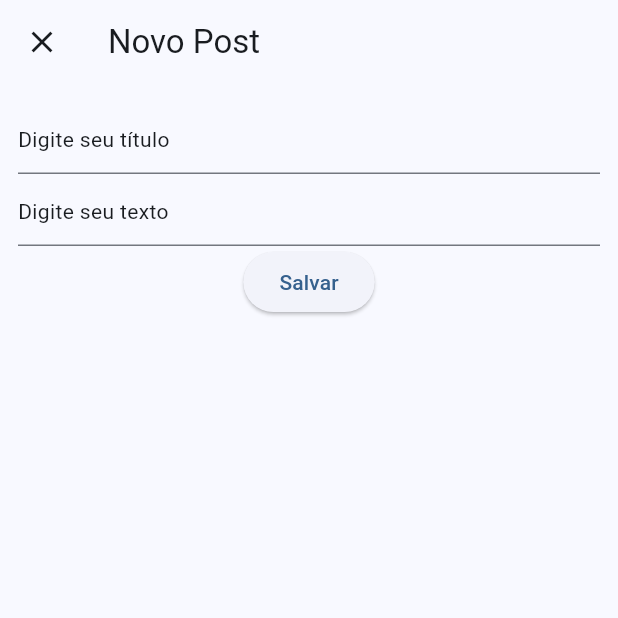
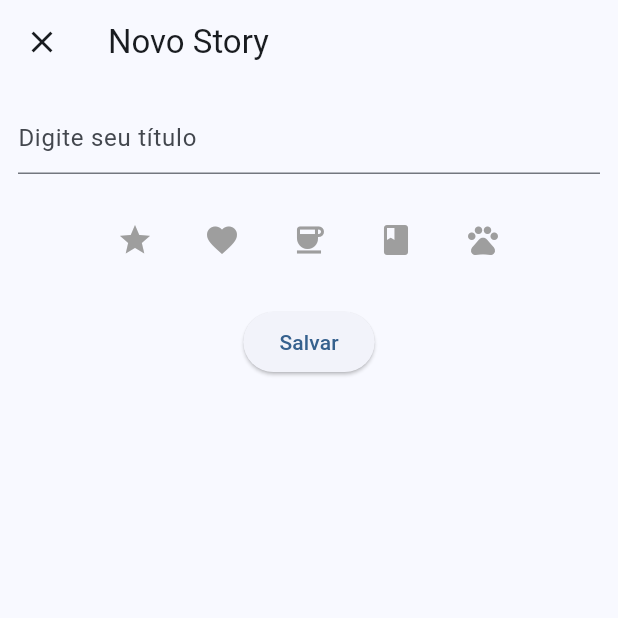
Before and after one commit to Thiago-Aksenen/Flutter-Monorepo, a Flutter app: the screen it shows after launch, after a tap on the "add" icon, on a phone screen of 412 x 824 dp, the top half of it. Run offline on Flutter 3.47's test engine with Material 3 defaults, Android fonts, the phone set to English and light mode, and no system bars; our stand-ins replace flutter_slidable, hive_flutter; accounts and stored records are empty.

```diff
--- a/IFPR/flutter Instagram/instagram_app/lib/components/post_item.dart
+++ b/IFPR/flutter Instagram/instagram_app/lib/components/post_item.dart
@@ -4,8 +4,7 @@ import 'package:instagram_app/views/add_post.dart';
 
 class PostItem extends StatelessWidget {
   final Post post;
-  final VoidCallback
-  onLike; //é uma função que você passa pro PostItem pra ele chamar quando o ícone for clicado.
+  final VoidCallback onLike; //é uma função que você passa pro PostItem pra ele chamar quando o ícone for clicado.
   final Function() deleteItem;
   const PostItem({
     super.key,
--- a/IFPR/flutter Instagram/instagram_app/lib/components/story_item.dart
+++ b/IFPR/flutter Instagram/instagram_app/lib/components/story_item.dart
@@ -1,21 +1,27 @@
 import 'package:flutter/material.dart';
+import 'package:instagram_app/models/story.dart';
 
 class StoryItem extends StatelessWidget {
-  final String text;
-  const StoryItem({super.key, required this.text});
+  final Story story;
+  const StoryItem({super.key, required this.story});
 
   @override
   Widget build(BuildContext context) {
     return Padding(
       padding: const EdgeInsets.all(8.0),
-      child: Container(
-        height: 100,
-        width: 100,
-        decoration: BoxDecoration(
-          color: Theme.of(context).colorScheme.inversePrimary,
-          shape: BoxShape.circle,
-        ),
-        child: Center(child: Text(text, style: TextStyle(fontSize: 20))),
+      child: Column(
+        children: [
+          Container(
+            height: 80,
+            width: 80,
+            decoration: BoxDecoration(
+              color: Theme.of(context).colorScheme.inversePrimary,
+              shape: BoxShape.circle,
+            ),
+            child: Center(child: Icon(story.icon, size: 20)),
+          ),
+          Center(child: Text(story.title)),
+        ],
       ),
     );
   }
--- a/IFPR/flutter Instagram/instagram_app/lib/models/story.dart
+++ b/IFPR/flutter Instagram/instagram_app/lib/models/story.dart
@@ -1,6 +1,8 @@
 import 'package:flutter/material.dart';
 
-class story{
-String titulo;
-Icon
+class Story {
+  String title;
+  IconData icon;
+
+  Story({required this.title, required this.icon});
 }
--- /dev/null
+++ b/IFPR/flutter Instagram/instagram_app/lib/views/add_story.dart
@@ -0,0 +1,116 @@
+import 'package:flutter/material.dart';
+import 'package:instagram_app/models/story.dart';
+
+class AddStory extends StatefulWidget {
+  final Story? story;
+  const AddStory({super.key, this.story});
+
+  @override
+  State<AddStory> createState() => _AddStoryState();
+}
+
+class _AddStoryState extends State<AddStory> {
+  final _formKey = GlobalKey<FormState>();
+  IconData? _selectedIcon;
+  final TextEditingController _titleController = TextEditingController();
+  final List<IconData> _icons = [
+    Icons.star,
+    Icons.favorite,
+    Icons.coffee,
+    Icons.book,
+    Icons.pets,
+  ];
+
+  @override
+  void initState() {
+    super.initState();
+    if (widget.story != null) {
+      _titleController.text = widget.story!.title;
+      _selectedIcon =
+          widget.story!.icon; // Initialize selected icon for editing
+    }
+  }
+
+  @override
+  Widget build(BuildContext context) {
+    return Scaffold(
+      appBar: AppBar(
+        title: widget.story == null
+            ? const Text("Novo Story")
+            : const Text("Editando Story"),
+        leading: IconButton(
+          onPressed: () {
+            Navigator.pop(context);
+          },
+          icon: const Icon(Icons.close),
+        ),
+      ),
+      body: Padding(
+        padding: const EdgeInsets.all(12.0),
+        child: Form(
+          key: _formKey,
+          child: Column(
+            children: [
+              //form para title
+              TextFormField(
+                decoration: const InputDecoration(
+                  hintText: "Digite seu título",
+                ),
+                controller: _titleController,
+                validator: (value) {
+                  if (value == null || value.isEmpty) {
+                    return 'Entre com seu titulo';
+                  }
+                  return null;
+                },
+              ),
+              const SizedBox(height: 20),
+              // ícones disponíveis
+              Wrap(
+                spacing: 10,
+                children: _icons.map((icon) {
+                  return IconButton(
+                    icon: Icon(
+                      icon,
+                      color: _selectedIcon == icon ? Colors.blue : Colors.grey,
+                    ),
+                    onPressed: () {
+                      setState(() {
+                        _selectedIcon = icon;
+                      });
+                    },
+                  );
+                }).toList(),
+              ),
+              const SizedBox(height: 20),
+              ElevatedButton(
+                onPressed: () {
+                  if (_formKey.currentState!.validate() &&
+                      _selectedIcon != null) {
+                    ScaffoldMessenger.of(
+                      context,
+                    ).showSnackBar(const SnackBar(content: Text('Salvando')));
+
+                    final newStory = Story(
+                      title: _titleController.text,
+                      icon: _selectedIcon!,
+                    );
+
+                    Navigator.pop(context, newStory); // Pass the new story back
+                  } else if (_selectedIcon == null) {
+                    ScaffoldMessenger.of(context).showSnackBar(
+                      const SnackBar(
+                        content: Text('Por favor, selecione um ícone!'),
+                      ),
+                    );
+                  }
+                },
+                child: const Text("Salvar"),
+              ),
+            ],
+          ),
+        ),
+      ),
+    );
+  }
+}
--- a/IFPR/flutter Instagram/instagram_app/lib/views/home_page.dart
+++ b/IFPR/flutter Instagram/instagram_app/lib/views/home_page.dart
@@ -2,7 +2,9 @@ import 'package:flutter/material.dart';
 import 'package:instagram_app/components/post_item.dart';
 import 'package:instagram_app/components/story_item.dart';
 import 'package:instagram_app/models/post.dart';
+import 'package:instagram_app/models/story.dart';
 import 'package:instagram_app/views/add_post.dart';
+import 'package:instagram_app/views/add_story.dart';
 
 class HomePage extends StatefulWidget {
   const HomePage({super.key});
@@ -16,10 +18,15 @@ class _HomePageState extends State<HomePage> {
     Post(title: "Titulo 1", text: "Texto exemplo 1", liked: false),
     Post(title: "Titulo 2", text: "Texto exemplo 2", liked: false),
   ];
-  final List _storys = ['story 1', 'story 2', 'story 3'];
+  final List<Story> _storys = [
+    Story(title: "Story 1", icon: Icons.home),
+    Story(title: "Story 2", icon: Icons.heart_broken),
+  ];
+
   @override
   Widget build(BuildContext context) {
     return Scaffold(
+      appBar: AppBar(title: const Center(child: Text("Instagram Style App"))),
       floatingActionButton: FloatingActionButton(
         onPressed: () async {
           final result = await Navigator.push(
@@ -34,19 +41,81 @@ class _HomePageState extends State<HomePage> {
         },
         child: const Icon(Icons.add),
       ),
-      appBar: AppBar(title: Center(child: const Text("Instagram Style App"))),
       body: Column(
         children: [
+          // Row for stories
           SizedBox(
-            height: 150,
-            child: ListView.builder(
-              itemCount: _storys.length,
-              scrollDirection: Axis.horizontal,
-              itemBuilder: (context, index) {
-                return StoryItem(text: _storys[index]);
-              },
+            height: 120, // Adjusted height to make space for the button
+            child: Row(
+              children: [
+                // "Add Story" button with user profile image look
+                Padding(
+                  padding: const EdgeInsets.all(8.0),
+                  child: Column(
+                    children: [
+                      GestureDetector(
+                        onTap: () async {
+                          final result = await Navigator.push(
+                            context,
+                            MaterialPageRoute(
+                              builder: (context) => const AddStory(),
+                            ),
+                          );
+                          if (result != null) {
+                            setState(() {
+                              _storys.add(result);
+                            });
+                          }
+                        },
+                        child: Container(
+                          height: 80,
+                          width: 80,
+                          decoration: BoxDecoration(
+                            color: Theme.of(context).colorScheme.inversePrimary,
+                            shape: BoxShape.circle,
+                          ),
+                          child: const Center(child: Icon(Icons.add, size: 20)),
+                        ),
+                      ),
+                      const Text("Your Story"),
+                    ],
+                  ),
+                ),
+                // Horizontal list of stories
+                Expanded(
+                  child: ListView.builder(
+                    itemCount: _storys.length,
+                    scrollDirection: Axis.horizontal,
+                    itemBuilder: (context, index) {
+                      return GestureDetector(
+                        onTap: () async {
+                          final edited = await Navigator.push(
+                            context,
+                            MaterialPageRoute(
+                              builder: (context) =>
+                                  AddStory(story: _storys[index]),
+                            ),
+                          );
+                          if (edited != null) {
+                            setState(() {
+                              _storys[index] = edited;
+                            });
+                          }
+                        },
+                        onLongPress: () {
+                          setState(() {
+                            _storys.removeAt(index);
+                          });
+                        },
+                        child: StoryItem(story: _storys[index]),
+                      );
+                    },
+                  ),
+                ),
+              ],
             ),
           ),
+          // Expanded section for posts
           Expanded(
             child: ListView.builder(
               itemCount: _posts.length,
@@ -62,7 +131,7 @@ class _HomePageState extends State<HomePage> {
                       );
                     });
                   },
-                  deleteItem: ()=> deletePost(_posts.length - index - 1),
+                  deleteItem: () => deletePost(index),
                 );
               },
             ),
@@ -74,7 +143,7 @@ class _HomePageState extends State<HomePage> {
 
   deletePost(int index) {
     setState(() {
-      _posts.remove(index);
+      _posts.removeAt(index);
     });
   }
 }
```
